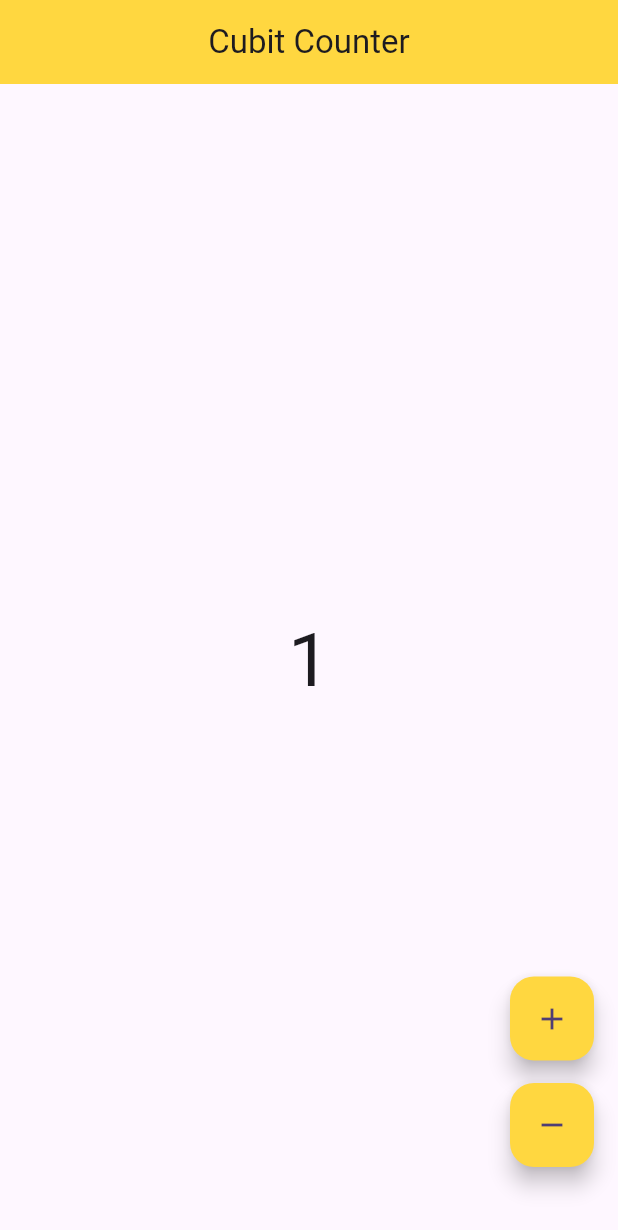
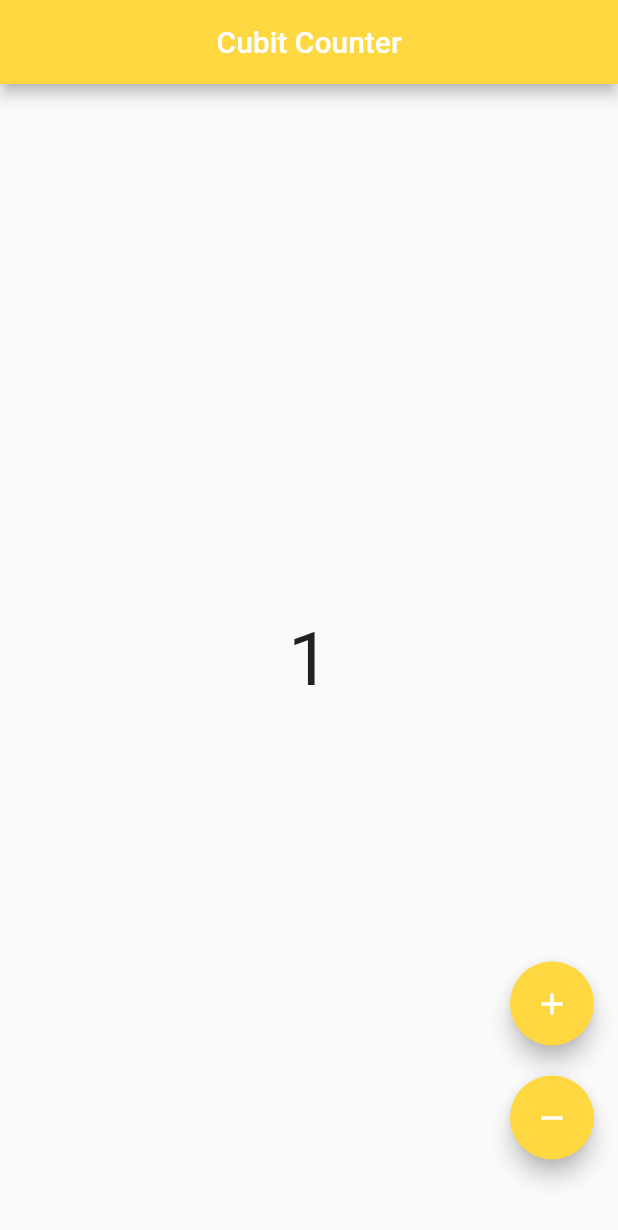
Before and after one commit to PXNghi/bloc_cubit_counter, a Flutter app: the screen it shows after launch, after a tap on the "add" icon, on a phone screen of 412 x 824 dp. Shown: the top 1230 px of the screen. Run offline on Flutter 3.47's test engine with Material 2 defaults, Android fonts, the phone set to English and light mode, and no system bars; our stand-ins replace flutter_bloc.

Commit message:
remove theme, change to <= counter cubit

```diff
--- a/lib/cubit/counter_cubit.dart
+++ b/lib/cubit/counter_cubit.dart
@@ -5,5 +5,5 @@ class CounterCubit extends Cubit<int> {
 
   void increment() => emit(state + 1);
   void decrement() => emit(state - 1);
-  void checkNegativeNumb() => state < 0 ? emit(0) : emit(state);
+  void checkNegativeNumb() => state <= 0 ? emit(0) : emit(state);
 }
--- a/lib/main.dart
+++ b/lib/main.dart
@@ -4,21 +4,16 @@ import 'package:flutter/material.dart';
 import 'package:flutter_bloc/flutter_bloc.dart';
 
 void main() {
-  runApp(const MyApp());
+  runApp(const CounterApp());
 }
 
-class MyApp extends StatelessWidget {
-  const MyApp({super.key});
+class CounterApp extends StatelessWidget {
+  const CounterApp({super.key});
 
   @override
   Widget build(BuildContext context) {
     return MaterialApp(
       debugShowCheckedModeBanner: false,
-      title: 'Flutter Demo',
-      theme: ThemeData(
-        colorScheme: ColorScheme.fromSeed(seedColor: Colors.deepPurple),
-        useMaterial3: true,
-      ),
       home: BlocProvider(
         create: (_) => CounterCubit(),
         child: const CounterPage(),
--- a/lib/view/counter_page.dart
+++ b/lib/view/counter_page.dart
@@ -2,9 +2,14 @@ import 'package:bloc_cubit_counter/cubit/counter_cubit.dart';
 import 'package:flutter/material.dart';
 import 'package:flutter_bloc/flutter_bloc.dart';
 
-class CounterPage extends StatelessWidget {
+class CounterPage extends StatefulWidget {
   const CounterPage({super.key});
 
+  @override
+  State<CounterPage> createState() => _CounterPageState();
+}
+
+class _CounterPageState extends State<CounterPage> {
   @override
   Widget build(BuildContext context) {
     return Scaffold(
@@ -14,15 +19,15 @@ class CounterPage extends StatelessWidget {
         backgroundColor: Colors.amberAccent,
       ),
       body: BlocBuilder<CounterCubit, int>(
-        builder: (context, count) => Center(
+        builder: (context, counter) => Center(
           child: Text(
-            '$count',
+            "$counter",
             style: const TextStyle(fontSize: 50.0),
           ),
         ),
       ),
       floatingActionButton: Padding(
-        padding: const EdgeInsets.only(bottom: 30.0),
+        padding: const EdgeInsets.only(bottom: 35.0),
         child: Column(
           mainAxisAlignment: MainAxisAlignment.end,
           crossAxisAlignment: CrossAxisAlignment.end,
@@ -33,7 +38,7 @@ class CounterPage extends StatelessWidget {
               child: const Icon(Icons.add),
             ),
             const SizedBox(
-              height: 15,
+              height: 20,
             ),
             FloatingActionButton(
               onPressed: () {
```
